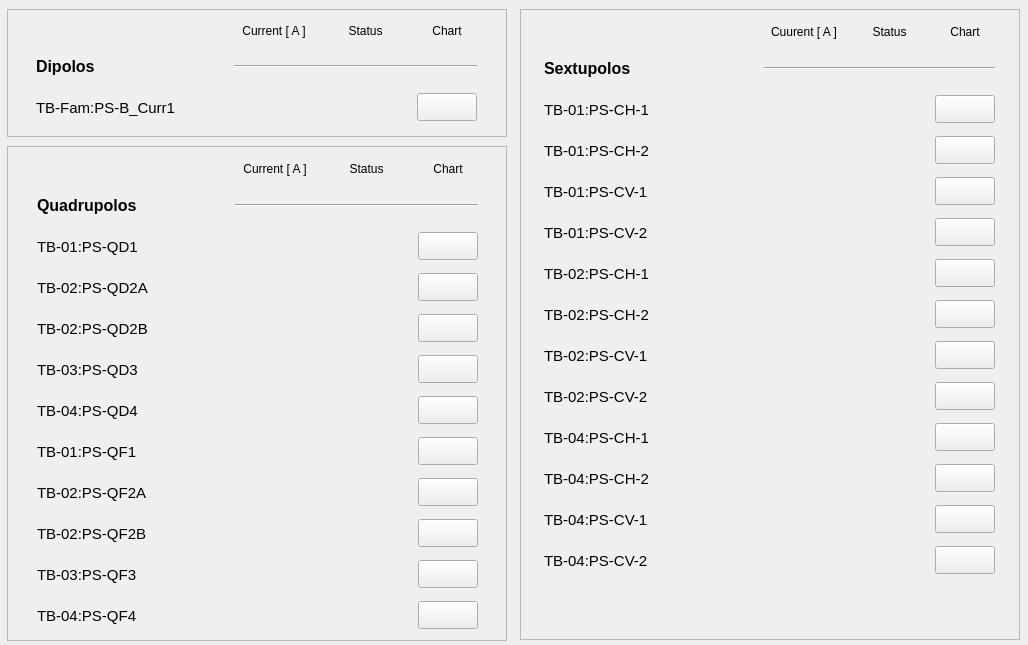
Qt form ui/psltb.ui (lnls-gop/gop-monitor) before a commit.
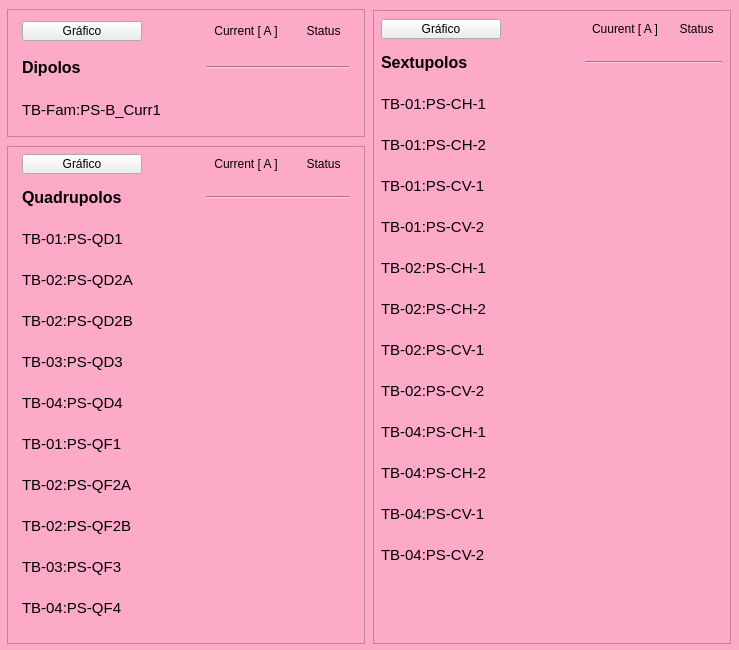
The same form after that commit. Custom widgets are drawn as their Qt base class.

Patch:
```diff
--- a/ui/psltb.ui
+++ b/ui/psltb.ui
@@ -6,19 +6,22 @@
    <rect>
     <x>0</x>
     <y>0</y>
-    <width>1028</width>
-    <height>645</height>
+    <width>739</width>
+    <height>650</height>
    </rect>
   </property>
   <property name="windowTitle">
-   <string>Form</string>
+   <string>Power Supplay</string>
+  </property>
+  <property name="styleSheet">
+   <string notr="true">background-color: rgb(252, 170, 199);</string>
   </property>
   <widget class="QScrollArea" name="scrollArea_13">
    <property name="geometry">
     <rect>
      <x>7</x>
      <y>9</y>
-     <width>500</width>
+     <width>358</width>
      <height>128</height>
     </rect>
    </property>
@@ -30,13 +33,13 @@
    </property>
    <property name="minimumSize">
     <size>
-     <width>500</width>
+     <width>358</width>
      <height>128</height>
     </size>
    </property>
    <property name="maximumSize">
     <size>
-     <width>500</width>
+     <width>358</width>
      <height>128</height>
     </size>
    </property>
@@ -51,7 +54,7 @@
      <rect>
       <x>0</x>
       <y>0</y>
-      <width>498</width>
+      <width>356</width>
       <height>126</height>
      </rect>
     </property>
@@ -59,12 +62,37 @@
      <property name="geometry">
       <rect>
        <x>8</x>
-       <y>9</y>
-       <width>481</width>
-       <height>108</height>
+       <y>8</y>
+       <width>341</width>
+       <height>112</height>
       </rect>
      </property>
      <layout class="QGridLayout" name="gridLayout_2">
+      <item row="0" column="0">
+       <widget class="PyDMPushButton" name="PyDMPushButton_41">
+        <property name="minimumSize">
+         <size>
+          <width>120</width>
+          <height>20</height>
+         </size>
+        </property>
+        <property name="maximumSize">
+         <size>
+          <width>120</width>
+          <height>20</height>
+         </size>
+        </property>
+        <property name="toolTip">
+         <string/>
+        </property>
+        <property name="styleSheet">
+         <string notr="true">background-color: rgb(238, 238, 236);</string>
+        </property>
+        <property name="text">
+         <string>Gráfico</string>
+        </property>
+       </widget>
+      </item>
       <item row="0" column="1">
        <widget class="PyDMLabel" name="PyDMLabel_41">
         <property name="minimumSize">
@@ -92,6 +120,12 @@
       </item>
       <item row="0" column="2">
        <widget class="PyDMLabel" name="PyDMLabel_38">
+        <property name="sizePolicy">
+         <sizepolicy hsizetype="Preferred" vsizetype="Preferred">
+          <horstretch>67</horstretch>
+          <verstretch>28</verstretch>
+         </sizepolicy>
+        </property>
         <property name="toolTip">
          <string/>
         </property>
@@ -103,19 +137,6 @@
         </property>
        </widget>
       </item>
-      <item row="0" column="3">
-       <widget class="PyDMLabel" name="PyDMLabel_96">
-        <property name="toolTip">
-         <string/>
-        </property>
-        <property name="text">
-         <string>Chart</string>
-        </property>
-        <property name="alignment">
-         <set>Qt::AlignCenter</set>
-        </property>
-       </widget>
-      </item>
       <item row="1" column="0">
        <widget class="PyDMLabel" name="PyDMLabel_97">
         <property name="minimumSize">
@@ -145,7 +166,7 @@
         </property>
        </widget>
       </item>
-      <item row="1" column="1" colspan="3">
+      <item row="1" column="1" colspan="2">
        <widget class="Line" name="line_6">
         <property name="sizeIncrement">
          <size>
@@ -261,25 +282,6 @@
         </property>
        </widget>
       </item>
-      <item row="2" column="3">
-       <widget class="PyDMPushButton" name="PyDMPushButton_41">
-        <property name="minimumSize">
-         <size>
-          <width>60</width>
-          <height>28</height>
-         </size>
-        </property>
-        <property name="maximumSize">
-         <size>
-          <width>60</width>
-          <height>28</height>
-         </size>
-        </property>
-        <property name="toolTip">
-         <string/>
-        </property>
-       </widget>
-      </item>
       <item row="2" column="2">
        <widget class="SiriusLedState" name="led_statusb">
         <property name="minimumSize">
@@ -297,6 +299,12 @@
         <property name="toolTip">
          <string/>
         </property>
+        <property name="frameShape">
+         <enum>QFrame::NoFrame</enum>
+        </property>
+        <property name="frameShadow">
+         <enum>QFrame::Plain</enum>
+        </property>
         <property name="state">
          <bool>true</bool>
         </property>
@@ -307,6 +315,12 @@
           <blue>0</blue>
          </color>
         </property>
+        <property name="shape">
+         <enum>QLed::Circle</enum>
+        </property>
+        <property name="alarmSensitiveContent" stdset="0">
+         <bool>false</bool>
+        </property>
         <property name="alarmSensitiveBorder" stdset="0">
          <bool>false</bool>
         </property>
@@ -324,8 +338,8 @@
     <rect>
      <x>7</x>
      <y>146</y>
-     <width>500</width>
-     <height>495</height>
+     <width>358</width>
+     <height>498</height>
     </rect>
    </property>
    <property name="sizePolicy">
@@ -336,13 +350,13 @@
    </property>
    <property name="minimumSize">
     <size>
-     <width>500</width>
-     <height>495</height>
+     <width>358</width>
+     <height>498</height>
     </size>
    </property>
    <property name="maximumSize">
     <size>
-     <width>500</width>
+     <width>358</width>
      <height>495</height>
     </size>
    </property>
@@ -357,20 +371,45 @@
      <rect>
       <x>0</x>
       <y>0</y>
-      <width>498</width>
-      <height>493</height>
+      <width>356</width>
+      <height>496</height>
      </rect>
     </property>
     <widget class="QWidget" name="layoutWidget">
      <property name="geometry">
       <rect>
-       <x>9</x>
-       <y>9</y>
-       <width>481</width>
-       <height>477</height>
+       <x>8</x>
+       <y>7</y>
+       <width>341</width>
+       <height>481</height>
       </rect>
      </property>
      <layout class="QGridLayout" name="gridLayout">
+      <item row="0" column="0">
+       <widget class="PyDMPushButton" name="PyDMPushButton_42">
+        <property name="minimumSize">
+         <size>
+          <width>120</width>
+          <height>20</height>
+         </size>
+        </property>
+        <property name="maximumSize">
+         <size>
+          <width>60</width>
+          <height>20</height>
+         </size>
+        </property>
+        <property name="toolTip">
+         <string/>
+        </property>
+        <property name="styleSheet">
+         <string notr="true">background-color: rgb(238, 238, 236);</string>
+        </property>
+        <property name="text">
+         <string>Gráfico</string>
+        </property>
+       </widget>
+      </item>
       <item row="0" column="1">
        <widget class="PyDMLabel" name="PyDMLabel_36">
         <property name="toolTip">
@@ -397,19 +436,6 @@
         </property>
        </widget>
       </item>
-      <item row="0" column="3">
-       <widget class="PyDMLabel" name="PyDMLabel_52">
-        <property name="toolTip">
-         <string/>
-        </property>
-        <property name="text">
-         <string>Chart</string>
-        </property>
-        <property name="alignment">
-         <set>Qt::AlignCenter</set>
-        </property>
-       </widget>
-      </item>
       <item row="1" column="0">
        <widget class="PyDMLabel" name="PyDMLabel_57">
         <property name="minimumSize">
@@ -439,7 +465,7 @@
         </property>
        </widget>
       </item>
-      <item row="1" column="1" colspan="3">
+      <item row="1" column="1" colspan="2">
        <widget class="Line" name="line_3">
         <property name="sizeIncrement">
          <size>
@@ -590,25 +616,6 @@
         </property>
        </widget>
       </item>
-      <item row="2" column="3">
-       <widget class="PyDMPushButton" name="PyDMPushButton_5">
-        <property name="minimumSize">
-         <size>
-          <width>60</width>
-          <height>28</height>
-         </size>
-        </property>
-        <property name="maximumSize">
-         <size>
-          <width>60</width>
-          <height>28</height>
-         </size>
-        </property>
-        <property name="toolTip">
-         <string/>
-        </property>
-       </widget>
-      </item>
       <item row="3" column="0">
        <widget class="PyDMLabel" name="PyDMLabel_32">
         <property name="minimumSize">
@@ -726,25 +733,6 @@
         </property>
        </widget>
       </item>
-      <item row="3" column="3">
-       <widget class="PyDMPushButton" name="PyDMPushButton_6">
-        <property name="minimumSize">
-         <size>
-          <width>60</width>
-          <height>28</height>
-         </size>
-        </property>
-        <property name="maximumSize">
-         <size>
-          <width>60</width>
-          <height>28</height>
-         </size>
-        </property>
-        <property name="toolTip">
-         <string/>
-        </property>
-       </widget>
-      </item>
       <item row="4" column="0">
        <widget class="PyDMLabel" name="pv02raps01">
         <property name="minimumSize">
@@ -862,25 +850,6 @@
         </property>
        </widget>
       </item>
-      <item row="4" column="3">
-       <widget class="PyDMPushButton" name="PyDMPushButton_7">
-        <property name="minimumSize">
-         <size>
-          <width>60</width>
-          <height>28</height>
-         </size>
-        </property>
-        <property name="maximumSize">
-         <size>
-          <width>60</width>
-          <height>28</height>
-         </size>
-        </property>
-        <property name="toolTip">
-         <string/>
-        </property>
-       </widget>
-      </item>
       <item row="5" column="0">
        <widget class="PyDMLabel" name="pv02raps02">
         <property name="minimumSize">
@@ -1004,25 +973,6 @@
         </property>
        </widget>
       </item>
-      <item row="5" column="3">
-       <widget class="PyDMPushButton" name="PyDMPushButton_10">
-        <property name="minimumSize">
-         <size>
-          <width>60</width>
-          <height>28</height>
-         </size>
-        </property>
-        <property name="maximumSize">
-         <size>
-          <width>60</width>
-          <height>28</height>
-         </size>
-        </property>
-        <property name="toolTip">
-         <string/>
-        </property>
-       </widget>
-      </item>
       <item row="6" column="0">
        <widget class="PyDMLabel" name="pv03raps01">
         <property name="minimumSize">
@@ -1140,25 +1090,6 @@
         </property>
        </widget>
       </item>
-      <item row="6" column="3">
-       <widget class="PyDMPushButton" name="PyDMPushButton_8">
-        <property name="minimumSize">
-         <size>
-          <width>60</width>
-          <height>28</height>
-         </size>
-        </property>
-        <property name="maximumSize">
-         <size>
-          <width>60</width>
-          <height>28</height>
-         </size>
-        </property>
-        <property name="toolTip">
-         <string/>
-        </property>
-       </widget>
-      </item>
       <item row="7" column="0">
        <widget class="PyDMLabel" name="pv03raps01_2">
         <property name="minimumSize">
@@ -1276,25 +1207,6 @@
         </property>
        </widget>
       </item>
-      <item row="7" column="3">
-       <widget class="PyDMPushButton" name="PyDMPushButton_9">
-        <property name="minimumSize">
-         <size>
-          <width>60</width>
-          <height>28</height>
-         </size>
-        </property>
-        <property name="maximumSize">
-         <size>
-          <width>60</width>
-          <height>28</height>
-         </size>
-        </property>
-        <property name="toolTip">
-         <string/>
-        </property>
-       </widget>
-      </item>
       <item row="8" column="0">
        <widget class="PyDMLabel" name="pv04raps01">
         <property name="minimumSize">
@@ -1415,25 +1327,6 @@
         </property>
        </widget>
       </item>
-      <item row="8" column="3">
-       <widget class="PyDMPushButton" name="PyDMPushButton_15">
-        <property name="minimumSize">
-         <size>
-          <width>60</width>
-          <height>28</height>
-         </size>
-        </property>
-        <property name="maximumSize">
-         <size>
-          <width>60</width>
-          <height>28</height>
-         </size>
-        </property>
-        <property name="toolTip">
-         <string/>
-        </property>
-       </widget>
-      </item>
       <item row="9" column="0">
        <widget class="PyDMLabel" name="pv04raps02">
         <property name="minimumSize">
@@ -1551,25 +1444,6 @@
         </property>
        </widget>
       </item>
-      <item row="9" column="3">
-       <widget class="PyDMPushButton" name="PyDMPushButton_16">
-        <property name="minimumSize">
-         <size>
-          <width>60</width>
-          <height>28</height>
-         </size>
-        </property>
-        <property name="maximumSize">
-         <size>
-          <width>60</width>
-          <height>28</height>
-         </size>
-        </property>
-        <property name="toolTip">
-         <string/>
-        </property>
-       </widget>
-      </item>
       <item row="10" column="0">
        <widget class="PyDMLabel" name="PyDMLabel_71">
         <property name="minimumSize">
@@ -1687,25 +1561,6 @@
         </property>
        </widget>
       </item>
-      <item row="10" column="3">
-       <widget class="PyDMPushButton" name="PyDMPushButton_11">
-        <property name="minimumSize">
-         <size>
-          <width>60</width>
-          <height>28</height>
-         </size>
-        </property>
-        <property name="maximumSize">
-         <size>
-          <width>60</width>
-          <height>28</height>
-         </size>
-        </property>
-        <property name="toolTip">
-         <string/>
-        </property>
-       </widget>
-      </item>
       <item row="11" column="0">
        <widget class="PyDMLabel" name="PyDMLabel_74">
         <property name="minimumSize">
@@ -1826,25 +1681,6 @@
         </property>
        </widget>
       </item>
-      <item row="11" column="3">
-       <widget class="PyDMPushButton" name="PyDMPushButton_12">
-        <property name="minimumSize">
-         <size>
-          <width>60</width>
-          <height>28</height>
-         </size>
-        </property>
-        <property name="maximumSize">
-         <size>
-          <width>60</width>
-          <height>28</height>
-         </size>
-        </property>
-        <property name="toolTip">
-         <string/>
-        </property>
-       </widget>
-      </item>
      </layout>
     </widget>
    </widget>
@@ -1852,10 +1688,10 @@
   <widget class="QScrollArea" name="scrollArea_3">
    <property name="geometry">
     <rect>
-     <x>520</x>
-     <y>9</y>
-     <width>500</width>
-     <height>631</height>
+     <x>373</x>
+     <y>10</y>
+     <width>358</width>
+     <height>634</height>
     </rect>
    </property>
    <property name="sizePolicy">
@@ -1866,14 +1702,14 @@
    </property>
    <property name="minimumSize">
     <size>
-     <width>500</width>
-     <height>631</height>
+     <width>358</width>
+     <height>634</height>
     </size>
    </property>
    <property name="maximumSize">
     <size>
-     <width>500</width>
-     <height>631</height>
+     <width>358</width>
+     <height>634</height>
     </size>
    </property>
    <property name="mouseTracking">
@@ -1887,20 +1723,45 @@
      <rect>
       <x>0</x>
       <y>0</y>
-      <width>498</width>
-      <height>629</height>
+      <width>356</width>
+      <height>632</height>
      </rect>
     </property>
     <widget class="QWidget" name="layoutWidget">
      <property name="geometry">
       <rect>
-       <x>9</x>
-       <y>9</y>
-       <width>481</width>
-       <height>559</height>
+       <x>7</x>
+       <y>8</y>
+       <width>341</width>
+       <height>563</height>
       </rect>
      </property>
      <layout class="QGridLayout" name="gridLayout_3">
+      <item row="0" column="0">
+       <widget class="PyDMPushButton" name="PyDMPushButton_13">
+        <property name="minimumSize">
+         <size>
+          <width>120</width>
+          <height>20</height>
+         </size>
+        </property>
+        <property name="maximumSize">
+         <size>
+          <width>60</width>
+          <height>20</height>
+         </size>
+        </property>
+        <property name="toolTip">
+         <string/>
+        </property>
+        <property name="styleSheet">
+         <string notr="true">background-color: rgb(238, 238, 236);</string>
+        </property>
+        <property name="text">
+         <string>Gráfico</string>
+        </property>
+       </widget>
+      </item>
       <item row="0" column="1">
        <widget class="PyDMLabel" name="PyDMLabel_39">
         <property name="toolTip">
@@ -1916,6 +1777,12 @@
       </item>
       <item row="0" column="2">
        <widget class="PyDMLabel" name="PyDMLabel_35">
+        <property name="sizePolicy">
+         <sizepolicy hsizetype="Preferred" vsizetype="Preferred">
+          <horstretch>67</horstretch>
+          <verstretch>28</verstretch>
+         </sizepolicy>
+        </property>
         <property name="toolTip">
          <string/>
         </property>
@@ -1927,19 +1794,6 @@
         </property>
        </widget>
       </item>
-      <item row="0" column="3">
-       <widget class="PyDMLabel" name="PyDMLabel_53">
-        <property name="toolTip">
-         <string/>
-        </property>
-        <property name="text">
-         <string>Chart</string>
-        </property>
-        <property name="alignment">
-         <set>Qt::AlignCenter</set>
-        </property>
-       </widget>
-      </item>
       <item row="1" column="0">
        <widget class="PyDMLabel" name="PyDMLabel_58">
         <property name="minimumSize">
@@ -1969,7 +1823,7 @@
         </property>
        </widget>
       </item>
-      <item row="1" column="1" colspan="3">
+      <item row="1" column="1" colspan="2">
        <widget class="Line" name="line_4">
         <property name="sizeIncrement">
          <size>
@@ -2120,25 +1974,6 @@
         </property>
        </widget>
       </item>
-      <item row="2" column="3">
-       <widget class="PyDMPushButton" name="PyDMPushButton_13">
-        <property name="minimumSize">
-         <size>
-          <width>60</width>
-          <height>28</height>
-         </size>
-        </property>
-        <property name="maximumSize">
-         <size>
-          <width>60</width>
-          <height>28</height>
-         </size>
-        </property>
-        <property name="toolTip">
-         <string/>
-        </property>
-       </widget>
-      </item>
       <item row="3" column="0">
        <widget class="PyDMLabel" name="PyDMLabel_33">
         <property name="minimumSize">
@@ -2256,25 +2091,6 @@
         </property>
        </widget>
       </item>
-      <item row="3" column="3">
-       <widget class="PyDMPushButton" name="PyDMPushButton_14">
-        <property name="minimumSize">
-         <size>
-          <width>60</width>
-          <height>28</height>
-         </size>
-        </property>
-        <property name="maximumSize">
-         <size>
-          <width>60</width>
-          <height>28</height>
-         </size>
-        </property>
-        <property name="toolTip">
-         <string/>
-        </property>
-       </widget>
-      </item>
       <item row="4" column="0">
        <widget class="PyDMLabel" name="pv02raps01_2">
         <property name="minimumSize">
@@ -2392,25 +2208,6 @@
         </property>
        </widget>
       </item>
-      <item row="4" column="3">
-       <widget class="PyDMPushButton" name="PyDMPushButton_17">
-        <property name="minimumSize">
-         <size>
-          <width>60</width>
-          <height>28</height>
-         </size>
-        </property>
-        <property name="maximumSize">
-         <size>
-          <width>60</width>
-          <height>28</height>
-         </size>
-        </property>
-        <property name="toolTip">
-         <string/>
-        </property>
-       </widget>
-      </item>
       <item row="5" column="0">
        <widget class="PyDMLabel" name="pv02raps02_2">
         <property name="minimumSize">
@@ -2534,25 +2331,6 @@
         </property>
        </widget>
       </item>
-      <item row="5" column="3">
-       <widget class="PyDMPushButton" name="PyDMPushButton_18">
-        <property name="minimumSize">
-         <size>
-          <width>60</width>
-          <height>28</height>
-         </size>
-        </property>
-        <property name="maximumSize">
-         <size>
-          <width>60</width>
-          <height>28</height>
-         </size>
-        </property>
-        <property name="toolTip">
-         <string/>
-        </property>
-       </widget>
-      </item>
       <item row="6" column="0">
        <widget class="PyDMLabel" name="pv03raps01_3">
         <property name="minimumSize">
@@ -2670,25 +2448,6 @@
         </property>
        </widget>
       </item>
-      <item row="6" column="3">
-       <widget class="PyDMPushButton" name="PyDMPushButton_19">
-        <property name="minimumSize">
-         <size>
-          <width>60</width>
-          <height>28</height>
-         </size>
-        </property>
-        <property name="maximumSize">
-         <size>
-          <width>60</width>
-          <height>28</height>
-         </size>
-        </property>
-        <property name="toolTip">
-         <string/>
-        </property>
-       </widget>
-      </item>
       <item row="7" column="0">
        <widget class="PyDMLabel" name="pv03raps01_4">
         <property name="minimumSize">
@@ -2806,25 +2565,6 @@
         </property>
        </widget>
       </item>
-      <item row="7" column="3">
-       <widget class="PyDMPushButton" name="PyDMPushButton_20">
-        <property name="minimumSize">
-         <size>
-          <width>60</width>
-          <height>28</height>
-         </size>
-        </property>
-        <property name="maximumSize">
-         <size>
-          <width>60</width>
-          <height>28</height>
-         </size>
-        </property>
-        <property name="toolTip">
-         <string/>
-        </property>
-       </widget>
-      </item>
       <item row="8" column="0">
        <widget class="PyDMLabel" name="pv04raps01_2">
         <property name="minimumSize">
@@ -2945,25 +2685,6 @@
         </property>
        </widget>
       </item>
-      <item row="8" column="3">
-       <widget class="PyDMPushButton" name="PyDMPushButton_21">
-        <property name="minimumSize">
-         <size>
-          <width>60</width>
-          <height>28</height>
-         </size>
-        </property>
-        <property name="maximumSize">
-         <size>
-          <width>60</width>
-          <height>28</height>
-         </size>
-        </property>
-        <property name="toolTip">
-         <string/>
-        </property>
-       </widget>
-      </item>
       <item row="9" column="0">
        <widget class="PyDMLabel" name="pv04raps02_2">
         <property name="minimumSize">
@@ -3081,25 +2802,6 @@
         </property>
        </widget>
       </item>
-      <item row="9" column="3">
-       <widget class="PyDMPushButton" name="PyDMPushButton_22">
-        <property name="minimumSize">
-         <size>
-          <width>60</width>
-          <height>28</height>
-         </size>
-        </property>
-        <property name="maximumSize">
-         <size>
-          <width>60</width>
-          <height>28</height>
-         </size>
-        </property>
-        <property name="toolTip">
-         <string/>
-        </property>
-       </widget>
-      </item>
       <item row="10" column="0">
        <widget class="PyDMLabel" name="PyDMLabel_82">
         <property name="minimumSize">
@@ -3217,25 +2919,6 @@
         </property>
        </widget>
       </item>
-      <item row="10" column="3">
-       <widget class="PyDMPushButton" name="PyDMPushButton_23">
-        <property name="minimumSize">
-         <size>
-          <width>60</width>
-          <height>28</height>
-         </size>
-        </property>
-        <property name="maximumSize">
-         <size>
-          <width>60</width>
-          <height>28</height>
-         </size>
-        </property>
-        <property name="toolTip">
-         <string/>
-        </property>
-       </widget>
-      </item>
       <item row="11" column="0">
        <widget class="PyDMLabel" name="PyDMLabel_84">
         <property name="minimumSize">
@@ -3356,25 +3039,6 @@
         </property>
        </widget>
       </item>
-      <item row="11" column="3">
-       <widget class="PyDMPushButton" name="PyDMPushButton_24">
-        <property name="minimumSize">
-         <size>
-          <width>60</width>
-          <height>28</height>
-         </size>
-        </property>
-        <property name="maximumSize">
-         <size>
-          <width>60</width>
-          <height>28</height>
-         </size>
-        </property>
-        <property name="toolTip">
-         <string/>
-        </property>
-       </widget>
-      </item>
       <item row="12" column="0">
        <widget class="PyDMLabel" name="PyDMLabel_86">
         <property name="minimumSize">
@@ -3492,25 +3156,6 @@
         </property>
        </widget>
       </item>
-      <item row="12" column="3">
-       <widget class="PyDMPushButton" name="PyDMPushButton_25">
-        <property name="minimumSize">
-         <size>
-          <width>60</width>
-          <height>28</height>
-         </size>
-        </property>
-        <property name="maximumSize">
-         <size>
-          <width>60</width>
-          <height>28</height>
-         </size>
-        </property>
-        <property name="toolTip">
-         <string/>
-        </property>
-       </widget>
-      </item>
       <item row="13" column="0">
        <widget class="PyDMLabel" name="PyDMLabel_88">
         <property name="minimumSize">
@@ -3628,25 +3273,6 @@
         </property>
        </widget>
       </item>
-      <item row="13" column="3">
-       <widget class="PyDMPushButton" name="PyDMPushButton_26">
-        <property name="minimumSize">
-         <size>
-          <width>60</width>
-          <height>28</height>
-         </size>
-        </property>
-        <property name="maximumSize">
-         <size>
-          <width>60</width>
-          <height>28</height>
-         </size>
-        </property>
-        <property name="toolTip">
-         <string/>
-        </property>
-       </widget>
-      </item>
      </layout>
     </widget>
    </widget>
```
Left out of the diff: 5 changed lines with no effect on the pictures.
